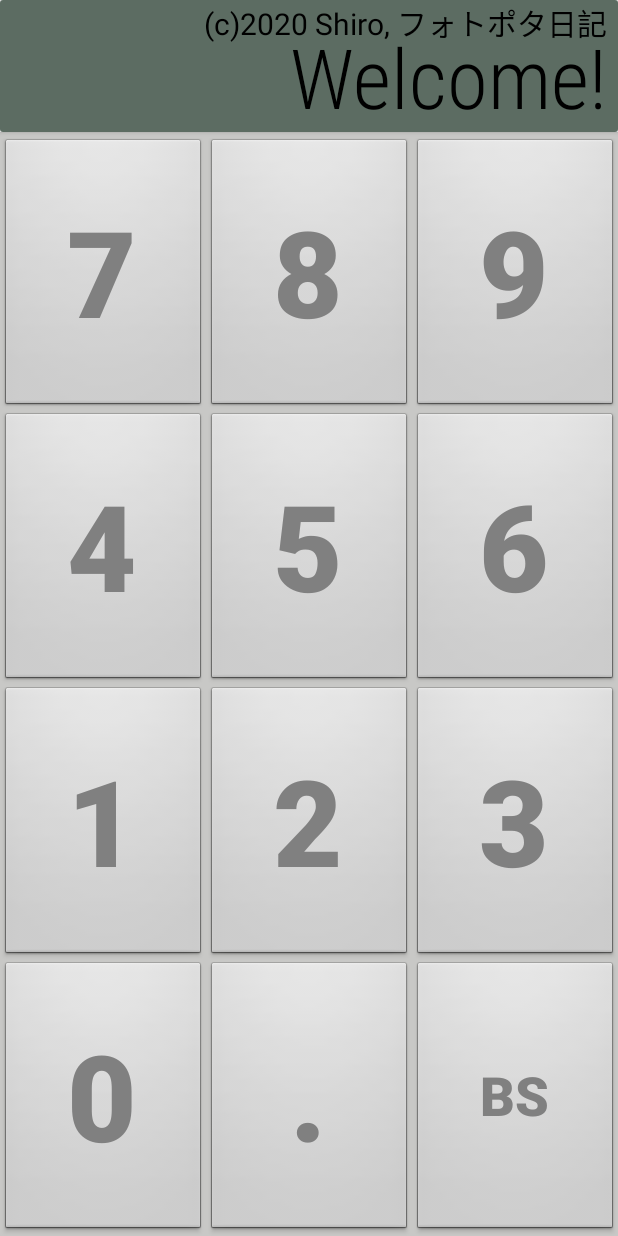
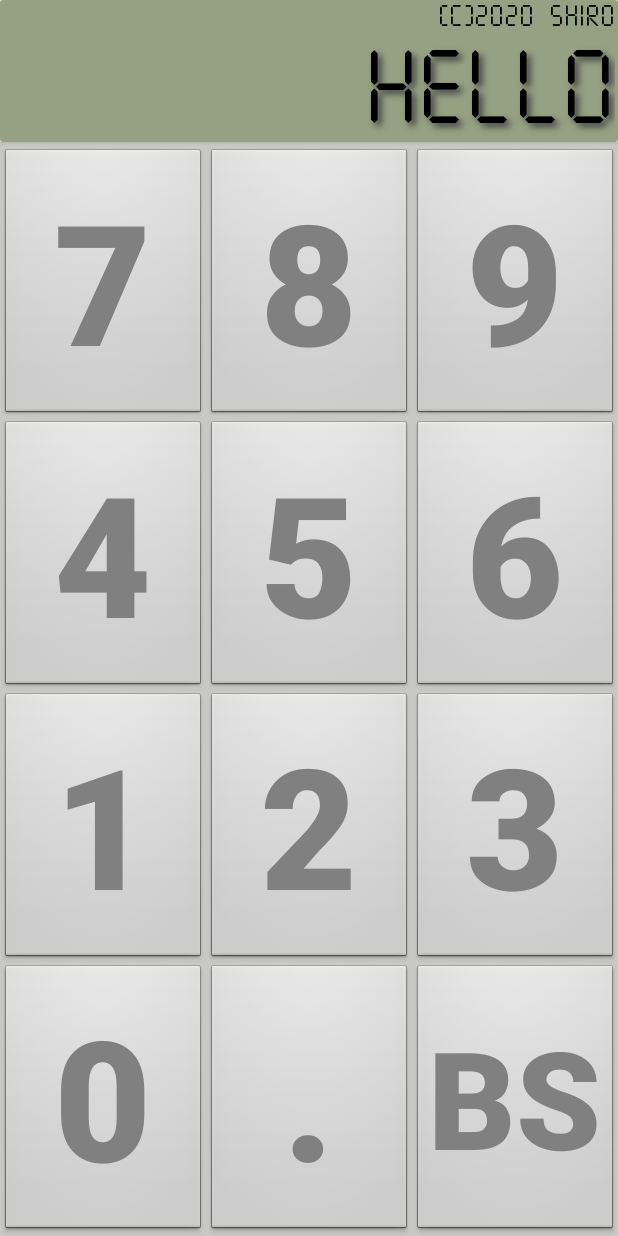
Before and after one commit to Shiro32/MegaCalc, an Android app: the screen it shows after launch (MainActivity), on a phone screen of 412 x 824 dp. Run offline under Robolectric (Android 15) with nearby library versions, the phone set to English and light mode, and no system bars.

Commit message:
V1.2 電卓風のボタンに 画面遷移も若干訂正

```diff
--- a/app/src/main/java/com/sakuraweb/fotopota/megacalc/MainActivity.kt
+++ b/app/src/main/java/com/sakuraweb/fotopota/megacalc/MainActivity.kt
@@ -10,7 +10,10 @@ import androidx.viewpager.widget.ViewPager
 import kotlinx.android.synthetic.main.activity_main.*
 import kotlinx.android.synthetic.main.fragment_num_pad.*
 
-var opPadString: String = ""
+// TODO: 桁あふれ時のEが無視されて、少数だけになってしまう・・・ （やっぱり、calc関数を大幅拡大せねば）
+// TODO: 左スクロールで設定画面
+// TODO: 起動時に、何桁表示できるかをチェックしよう（whileで探すしかないか？）
+// TODO: フォントの二重重ねによる薄表示やりたい（完全モノスペースフォントが必要）
 
 const val MIN_BUTTON_TEXT_SIZE = 10F
 
@@ -21,6 +24,8 @@ const val PAD_MODE_NUM2 = 3     // 右辺の数字（数字２）を入れてい
 var padMode = PAD_MODE_NUM1
 var numPadString1: String = ""
 var numPadString2: String = ""
+var opPadString: String = ""
+
 
 class MainActivity : AppCompatActivity() {
 
@@ -36,10 +41,9 @@ class MainActivity : AppCompatActivity() {
 
         padMode = PAD_MODE_NUM1
         numPadString1="0"
-        numLCD.text = "Welcome!"
-        pastLCD.text = "(c)2020 Shiro, フォトポタ日記"
+        numLCD.text = "hello"
+        pastLCD.text = "(c)2020 5hiro"
 
-//        val fontSize = calcButtonTextSize(btn7)
     }
 
     // 計算パッドの画面変更リスナー
@@ -62,16 +66,19 @@ class MainActivity : AppCompatActivity() {
                     when (padMode) {
 
                         // 数字１の入力中に、OPに行ってNUMに戻ってきたパターン
+                        // 何もせず、数字１の入力を続けていただく
                         PAD_MODE_NUM1 -> {
                         }
 
                         // 演算子入力中にスワイプで戻ってきた（＝数字の修正）
                         PAD_MODE_OP -> {
-                            // 単項演算子（√）は、OPモード・演算子ありで完了
                             if (opPadString !== "") {
+                                // 単項演算子（√など）は、opPadStringで見分けて、計算処理に戻す
+                                // 数字２も入力済みとして、OP_PAD画面へ遷移
                                 padMode = PAD_MODE_NUM2
                                 padPager.currentItem = FRAGMENT_OP_PAD
                             } else {
+                                // 演算子がまだ入っていないなら、数字１の入力修正に戻る
                                 padMode = PAD_MODE_NUM1
                             }
                         }
@@ -103,14 +110,18 @@ class MainActivity : AppCompatActivity() {
                             padMode = PAD_MODE_OP
                         }
                         // 演算子入力中に、NUM_PADに行って、さらにOP_PADに戻る
+                        // 演算子の入れ直しということにしてあげる
                         PAD_MODE_OP -> {
+                            opPadString = ""
+                            opLCD.text = ""
                         }
                         // 数字２の入力中、入力完了でOP画面にくる
                         PAD_MODE_NUM2 -> {
                             if( numPadString2!="" || opPadString==getString(R.string.pad_root)) {
+                                // 数字２入力完了 or 単項演算子の場合は計算して完了
                                 val result = calc(numPadString1, opPadString, numPadString2)
 
-                                pastLCD.text = "%s %s %s =".format(numPadString1, opPadString, numPadString2)
+                                pastLCD.text = "%s %s %s".format(numPadString1, opPadString, numPadString2)
                                 numPadString1 = result
                                 numLCD.text = numPadString1
                                 numPadString2 = ""
@@ -118,7 +129,10 @@ class MainActivity : AppCompatActivity() {
                                 opLCD.text = ""
 
                             } else {
+                                // 入力未完了でスワイプしてくる（２項演算なのに、数字２が入ってない）
                                 padMode = PAD_MODE_OP
+                                opPadString = ""
+                                opLCD.text = ""
                             }
                         }
                     }
@@ -175,7 +189,7 @@ class MainActivity : AppCompatActivity() {
                     if( padString == "" ) {
                         padString = "0"
                     } else {
-                        startTimerToOpPad()
+                        //startTimerToOpPad()
                     }
                 }
             }
@@ -228,10 +242,11 @@ class MainActivity : AppCompatActivity() {
             }
             getString(R.string.pad_ac) -> {
                 opPadString = ""
+                opLCD.text = ""
                 padMode = PAD_MODE_NUM1
                 numPadString1 = "0"
+                numPadString2 = ""
                 numLCD.text = "0"
-                numPadString2 = ""
             }
         }
 
@@ -255,9 +270,9 @@ class MainActivity : AppCompatActivity() {
 
         // なぜか整数でも「.0」と表示されてしまうので、強引にサプレスする
         if( ret==ret.toInt().toDouble() ) {
-            return "%.9s".format(ret.toInt().toString() )
+            return "%.8s".format(ret.toInt().toString() )
         } else {
-            return "%.9s".format(ret.toString())
+            return "%.8s".format(ret.toString())
         }
     }
 
--- a/app/src/main/res/layout/activity_main.xml
+++ b/app/src/main/res/layout/activity_main.xml
@@ -17,7 +17,7 @@
         <androidx.constraintlayout.widget.ConstraintLayout
             android:layout_width="match_parent"
             android:layout_height="match_parent"
-            android:background="#5C6C62">
+            android:background="#96A082">
 
             <TextView
                 android:id="@+id/opLCD"
@@ -37,25 +37,30 @@
                 android:id="@+id/numLCD"
                 android:layout_width="0dp"
                 android:layout_height="wrap_content"
-                android:layout_marginTop="14dp"
-                android:layout_marginEnd="8dp"
-                android:layout_marginRight="8dp"
-                android:fontFamily="sans-serif-condensed-light"
+                android:layout_marginEnd="2dp"
+                android:layout_marginRight="2dp"
+                android:fontFamily="@font/dseg7"
                 android:gravity="right"
+                android:shadowColor="#464646"
+                android:shadowDx="4"
+                android:shadowDy="4"
+                android:shadowRadius="5"
                 android:text="123"
                 android:textColor="@android:color/black"
-                android:textSize="55sp"
+                android:textSize="70sp"
                 android:typeface="normal"
+                app:layout_constraintBottom_toBottomOf="parent"
                 app:layout_constraintEnd_toEndOf="parent"
                 app:layout_constraintStart_toStartOf="parent"
-                app:layout_constraintTop_toTopOf="@+id/pastLCD" />
+                app:layout_constraintTop_toBottomOf="@+id/pastLCD" />
 
             <TextView
                 android:id="@+id/pastLCD"
                 android:layout_width="0dp"
                 android:layout_height="wrap_content"
-                android:layout_marginEnd="8dp"
-                android:layout_marginRight="8dp"
+                android:layout_marginEnd="2dp"
+                android:layout_marginRight="2dp"
+                android:fontFamily="@font/dseg7"
                 android:gravity="right"
                 android:text="1+1 = 2"
                 android:textColor="@android:color/black"
--- a/app/src/main/res/layout/fragment_num_pad.xml
+++ b/app/src/main/res/layout/fragment_num_pad.xml
@@ -139,8 +139,7 @@
                 android:layout_width="0dp"
                 android:layout_height="match_parent"
                 android:layout_weight="1"
-                android:text="BS"
-                android:textSize="@dimen/num_btn2_size" />
+                android:text="BS" />
         </TableRow>
 
     </TableLayout>
--- a/app/src/main/res/values/styles.xml
+++ b/app/src/main/res/values/styles.xml
@@ -11,7 +11,10 @@
     <style name="PadButtonStyle">
         <item name="android:textColor">@android:color/tertiary_text_light</item>
         <item name="android:layout_margin">0dp</item>
+        <!--
         <item name="android:textSize">80dp</item>
+        -->
+        <item name="android:autoSizeTextType">uniform</item>
         <item name="android:textStyle">bold</item>
         <item name="android:background">@android:drawable/btn_default</item>
     </style>
```
Also changed, not shown: app/src/main/res/font/dseg14.ttf (added), app/src/main/res/font/dseg7.ttf (added), app/src/main/res/font/dseg7_classc_mini_bold.ttf (added), app/src/main/res/font/dseg7_classic_bold.ttf (added), app/src/main/res/font/dseg7_classic_mini_light.ttf (added).
